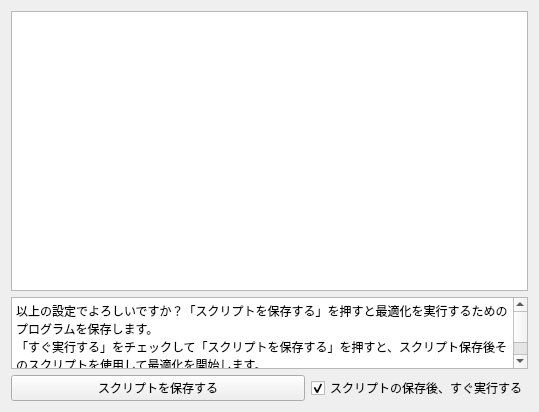
pyfemtet/pyfemtet-opt-gui, file pyfemtet_opt_gui/ui/WizardPage_confirm.ui: the form before one commit.
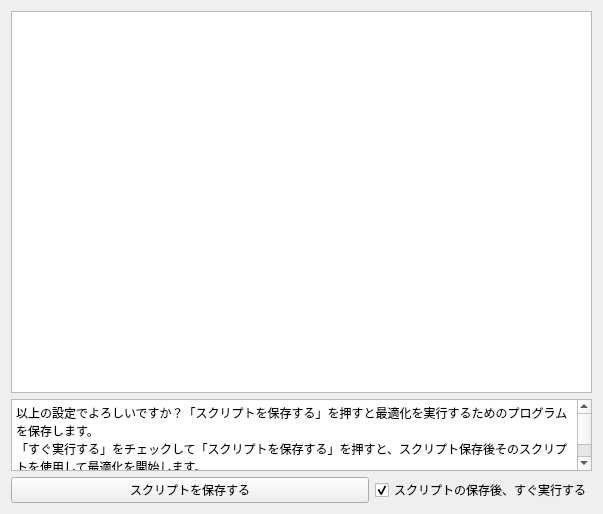
The form after the commit.

```diff
--- a/pyfemtet_opt_gui/ui/WizardPage_confirm.ui
+++ b/pyfemtet_opt_gui/ui/WizardPage_confirm.ui
@@ -6,8 +6,8 @@
    <rect>
     <x>0</x>
     <y>0</y>
-    <width>539</width>
-    <height>412</height>
+    <width>603</width>
+    <height>514</height>
    </rect>
   </property>
   <property name="windowTitle">
@@ -22,7 +22,7 @@
     </widget>
    </item>
    <item row="1" column="0" colspan="2">
-    <widget class="QTextEdit" name="textEdit_4">
+    <widget class="QTextBrowser" name="textBrowser">
      <property name="sizePolicy">
       <sizepolicy hsizetype="Expanding" vsizetype="Minimum">
        <horstretch>0</horstretch>
@@ -32,9 +32,6 @@
      <property name="sizeAdjustPolicy">
       <enum>QAbstractScrollArea::SizeAdjustPolicy::AdjustToContents</enum>
      </property>
-     <property name="readOnly">
-      <bool>true</bool>
-     </property>
      <property name="html">
       <string>&lt;!DOCTYPE HTML PUBLIC &quot;-//W3C//DTD HTML 4.0//EN&quot; &quot;http://www.w3.org/TR/REC-html40/strict.dtd&quot;&gt;
 &lt;html&gt;&lt;head&gt;&lt;meta name=&quot;qrichtext&quot; content=&quot;1&quot; /&gt;&lt;meta charset=&quot;utf-8&quot; /&gt;&lt;style type=&quot;text/css&quot;&gt;
@@ -47,6 +44,16 @@
 &lt;p style=&quot; margin-top:0px; margin-bottom:0px; margin-left:0px; margin-right:0px; -qt-block-indent:0; text-indent:0px;&quot;&gt;「すぐ実行する」をチェックして「スクリプトを保存する」を押すと、スクリプト保存後そのスクリプトを使用して最適化を開始します。&lt;/p&gt;
 &lt;p style=&quot; margin-top:0px; margin-bottom:0px; margin-left:0px; margin-right:0px; -qt-block-indent:0; text-indent:0px;&quot;&gt;最適化中のログ出力は、コンソール画面（コマンドプロンプト）をご覧ください。&lt;/p&gt;&lt;/body&gt;&lt;/html&gt;</string>
      </property>
+     <property name="openExternalLinks">
+      <bool>true</bool>
+     </property>
+    </widget>
+   </item>
+   <item row="0" column="0" colspan="2">
+    <widget class="QTreeView" name="treeView">
+     <attribute name="headerVisible">
+      <bool>false</bool>
+     </attribute>
     </widget>
    </item>
    <item row="2" column="1">
```
Left out of the diff: 10 changed lines with no effect on the pictures.
